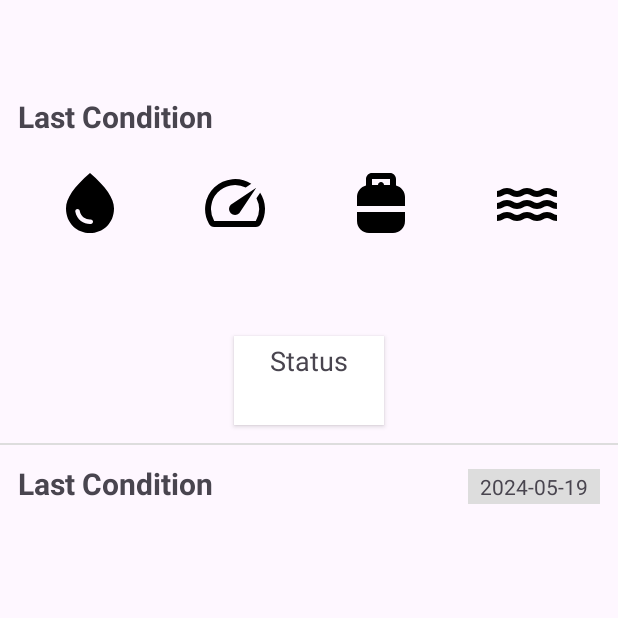
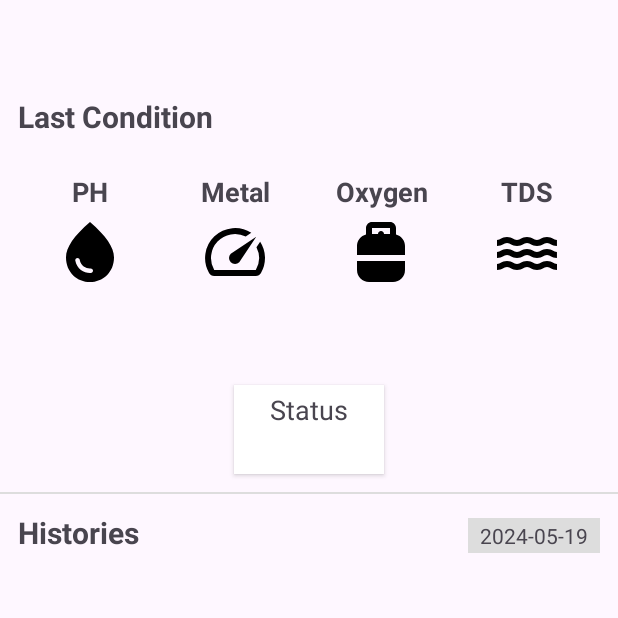
Before and after one commit to meilhamfadil/iamwater-mobile, an Android app: the HistoryActivity screen opened directly, with no data from a screen before it, on a phone screen of 412 x 824 dp, the top half of it. Run offline under Robolectric (Android 15) with nearby library versions, the phone set to English and light mode, and no system bars; network calls fail; 1 statement that could not run was skipped.

Commit message:
feat(histories): add label

```diff
--- a/app/src/main/res/layout/activity_history.xml
+++ b/app/src/main/res/layout/activity_history.xml
@@ -41,6 +41,17 @@
             android:orientation="vertical"
             tools:ignore="UseCompoundDrawables">
 
+            <TextView
+                android:layout_width="match_parent"
+                android:layout_height="wrap_content"
+                android:elevation="2dp"
+                android:gravity="center"
+                android:paddingHorizontal="12dp"
+                android:paddingVertical="4dp"
+                android:text="@string/label_ph"
+                android:textSize="18sp"
+                android:textStyle="bold" />
+
             <ImageView
                 android:layout_width="48dp"
                 android:layout_height="48dp"
@@ -68,6 +79,17 @@
             android:gravity="center"
             android:orientation="vertical"
             tools:ignore="UseCompoundDrawables">
+
+            <TextView
+                android:layout_width="match_parent"
+                android:layout_height="wrap_content"
+                android:elevation="2dp"
+                android:gravity="center"
+                android:paddingHorizontal="12dp"
+                android:paddingVertical="4dp"
+                android:text="@string/label_metal"
+                android:textSize="18sp"
+                android:textStyle="bold" />
 
             <ImageView
                 android:layout_width="48dp"
@@ -97,6 +119,17 @@
             android:orientation="vertical"
             tools:ignore="UseCompoundDrawables">
 
+            <TextView
+                android:layout_width="match_parent"
+                android:layout_height="wrap_content"
+                android:elevation="2dp"
+                android:gravity="center"
+                android:paddingHorizontal="12dp"
+                android:paddingVertical="4dp"
+                android:text="@string/label_oxygen"
+                android:textSize="18sp"
+                android:textStyle="bold" />
+
             <ImageView
                 android:layout_width="48dp"
                 android:layout_height="48dp"
@@ -124,6 +157,17 @@
             android:gravity="center"
             android:orientation="vertical"
             tools:ignore="UseCompoundDrawables">
+
+            <TextView
+                android:layout_width="match_parent"
+                android:layout_height="wrap_content"
+                android:elevation="2dp"
+                android:gravity="center"
+                android:paddingHorizontal="12dp"
+                android:paddingVertical="4dp"
+                android:text="@string/label_tds"
+                android:textSize="18sp"
+                android:textStyle="bold" />
 
             <ImageView
                 android:layout_width="48dp"
@@ -193,7 +237,7 @@
             android:layout_width="0dp"
             android:layout_height="wrap_content"
             android:layout_weight="1"
-            android:text="@string/label_last_condition"
+            android:text="@string/label_history"
             android:textSize="20sp"
             android:textStyle="bold" />
 
--- a/app/src/main/res/values/strings.xml
+++ b/app/src/main/res/values/strings.xml
@@ -26,7 +26,6 @@
     <string name="nodeb">NODE B</string>
     <string name="dataairnda">DATA AIR NODE A</string>
     <string name="dataairndb">DATA AIR NODE B</string>
-    <string name="ph">pH</string>
     <string name="kandunganlogam">Kandungan Logam</string>
     <string name="warna">Warna</string>
     <string name="oksigen">Oksigen</string>
@@ -62,4 +61,5 @@
         16 photo dioda untuk warna merah, 16 photodioda untuk warna hijau, 16 photo dioda untuk warna biru dan 16 photo dioda lainnya untuk pembacaan warna clear</string>
     <string name="tempatpenelitian">Tempat Penelitian</string>
     <string name="alamatpenelitian">Kampung Bobos, RT 01/ RW 10 Desa Putrajawa Kecamatan Selaawi</string>
+    <string name="label_history">Histories</string>
 </resources>
```
